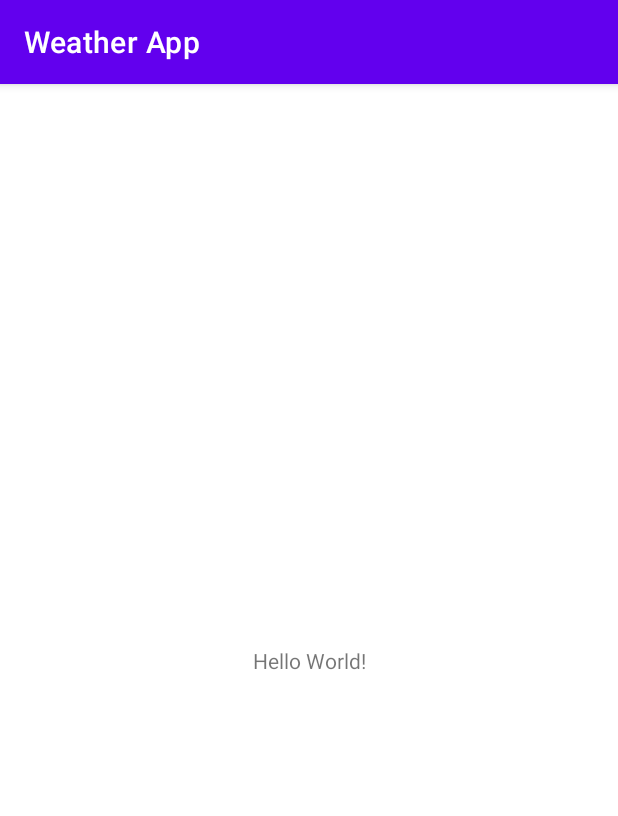
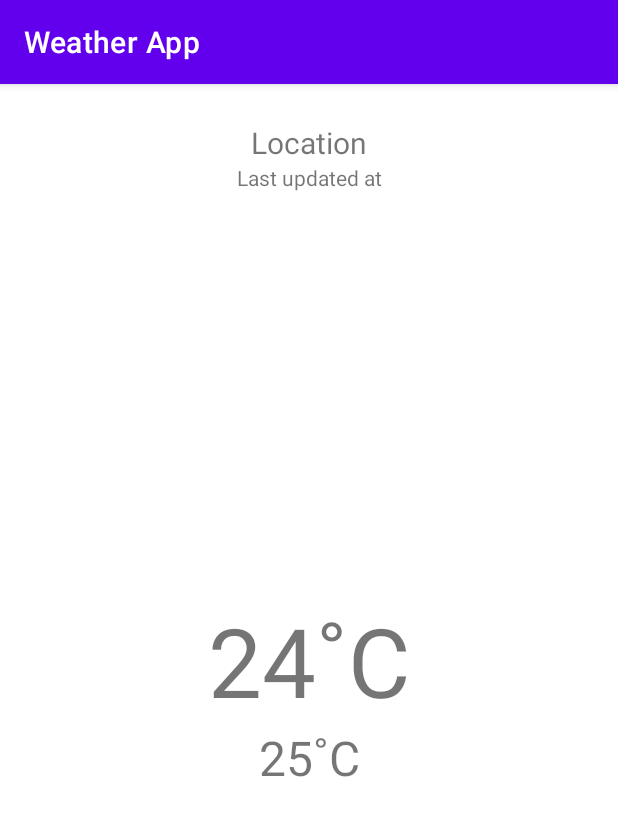
Before and after one commit to joaovicmendes/android-app2, an Android app: the screen it shows after launch (MainActivity), on a phone screen of 412 x 824 dp. Shown: the top 816 px of the screen. Run offline under Robolectric (Android 15) with nearby library versions, the phone set to English and light mode, and no system bars.

Commit message:
Added placeholder UI elements

```diff
--- a/WeatherApp/app/src/main/res/layout/activity_main.xml
+++ b/WeatherApp/app/src/main/res/layout/activity_main.xml
@@ -7,12 +7,43 @@
     tools:context=".ui.MainActivity">
 
     <TextView
+        android:id="@+id/tv_location"
         android:layout_width="wrap_content"
         android:layout_height="wrap_content"
-        android:text="Hello World!"
-        app:layout_constraintBottom_toBottomOf="parent"
-        app:layout_constraintLeft_toLeftOf="parent"
-        app:layout_constraintRight_toRightOf="parent"
+        android:text="@string/location"
+        android:textSize="20sp"
+        android:paddingTop="25dp"
+        app:layout_constraintEnd_toEndOf="parent"
+        app:layout_constraintStart_toStartOf="parent"
         app:layout_constraintTop_toTopOf="parent" />
 
+    <TextView
+        android:id="@+id/tv_last_updated"
+        android:layout_width="wrap_content"
+        android:layout_height="wrap_content"
+        android:text="@string/last_updated_at"
+        app:layout_constraintEnd_toEndOf="parent"
+        app:layout_constraintStart_toStartOf="parent"
+        app:layout_constraintTop_toBottomOf="@+id/tv_location" />
+
+    <TextView
+        android:id="@+id/tv_curr_forecast"
+        android:layout_width="wrap_content"
+        android:layout_height="wrap_content"
+        android:text="24˚C"
+        android:textSize="64sp"
+        app:layout_constraintBottom_toBottomOf="parent"
+        app:layout_constraintEnd_toEndOf="parent"
+        app:layout_constraintStart_toStartOf="parent"
+        app:layout_constraintTop_toTopOf="@+id/tv_location" />
+
+    <TextView
+        android:id="@+id/tv_next_forecast"
+        android:layout_width="wrap_content"
+        android:layout_height="wrap_content"
+        android:text="25˚C"
+        android:textSize="32sp"
+        app:layout_constraintEnd_toEndOf="parent"
+        app:layout_constraintStart_toStartOf="parent"
+        app:layout_constraintTop_toBottomOf="@+id/tv_curr_forecast" />
 </androidx.constraintlayout.widget.ConstraintLayout>
--- a/WeatherApp/app/src/main/res/values/strings.xml
+++ b/WeatherApp/app/src/main/res/values/strings.xml
@@ -1,3 +1,5 @@
 <resources>
     <string name="app_name">Weather App</string>
+    <string name="last_updated_at">Last updated at</string>
+    <string name="location">Location</string>
 </resources>
```
